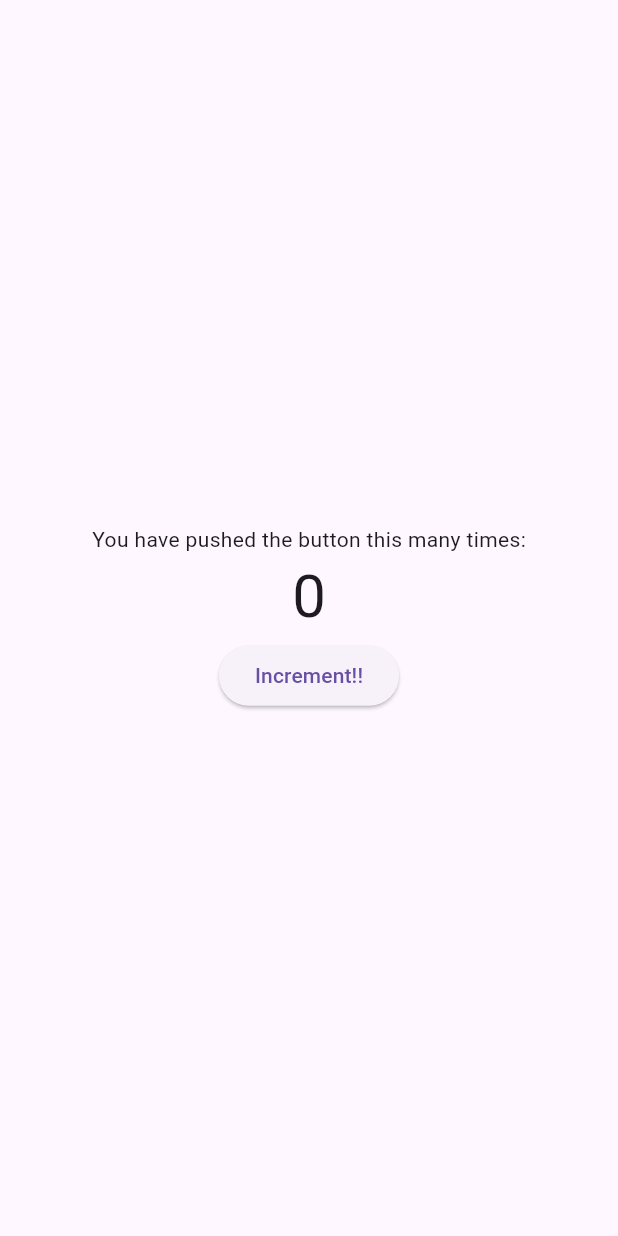
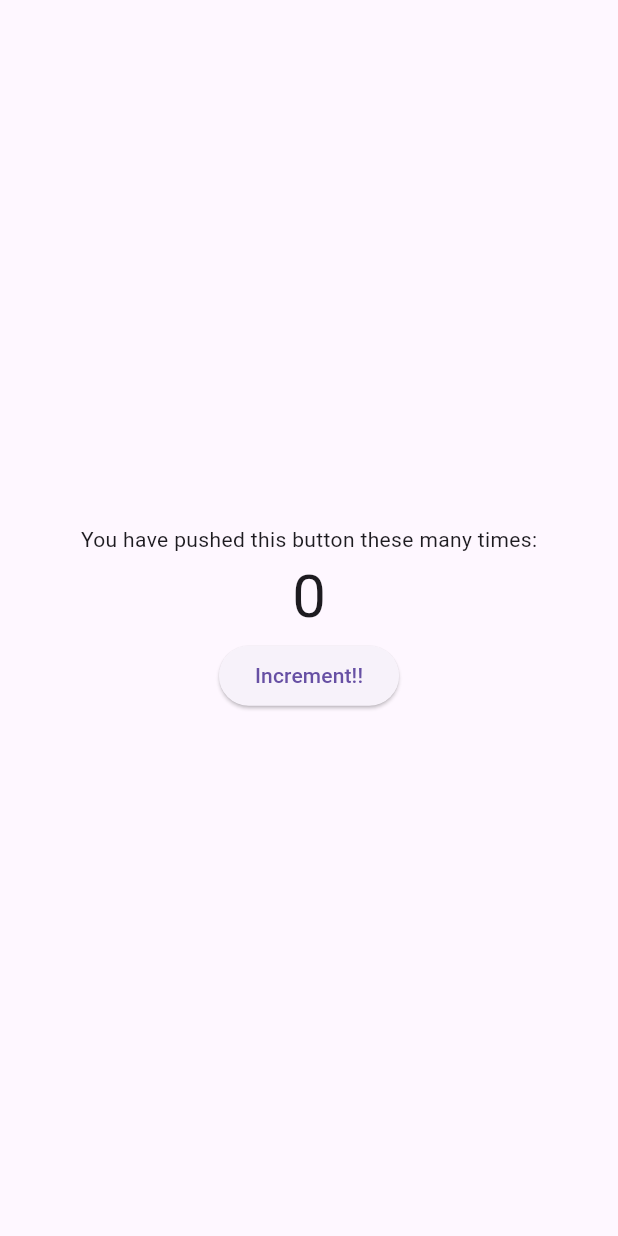
Before and after one commit to Aryankumar25/tap_counter_app, a Flutter app: the screen it shows after launch, on a phone screen of 412 x 824 dp. Run offline on Flutter 3.47's test engine with Material 3 defaults, Android fonts, the phone set to English and light mode, and no system bars.

Commit message:
Successfully Created

```diff
--- a/lib/pages/Counterpage.dart
+++ b/lib/pages/Counterpage.dart
@@ -25,7 +25,7 @@ class _CounterpageState extends State<Counterpage> {
           mainAxisAlignment: MainAxisAlignment.center,
           children: [
             //message
-              Text("You have pushed the button this many times:"),
+              Text("You have pushed this button these many times:"),
 
               Text(
                 _counter.toString(),
```
